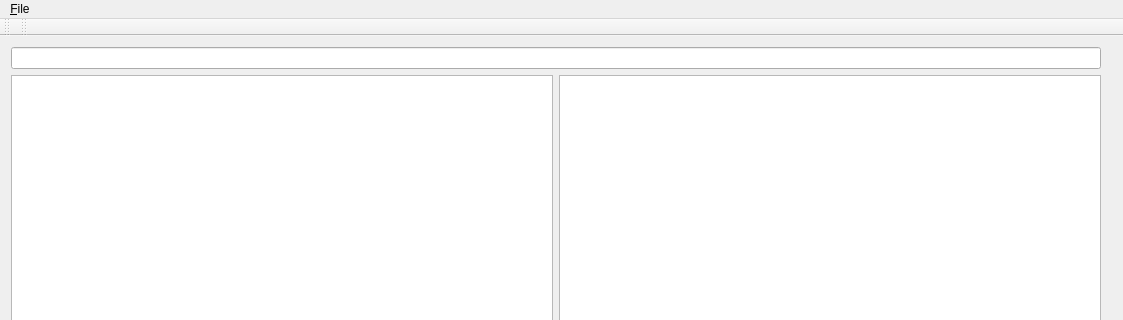
The window that src/mainwindow.ui (pbek/QOwnNotes) describes before a commit, drawn with Qt 5; both pictures show x 0 to 1123 and y 0 to 320 of the 1123 by 846 pixel window.
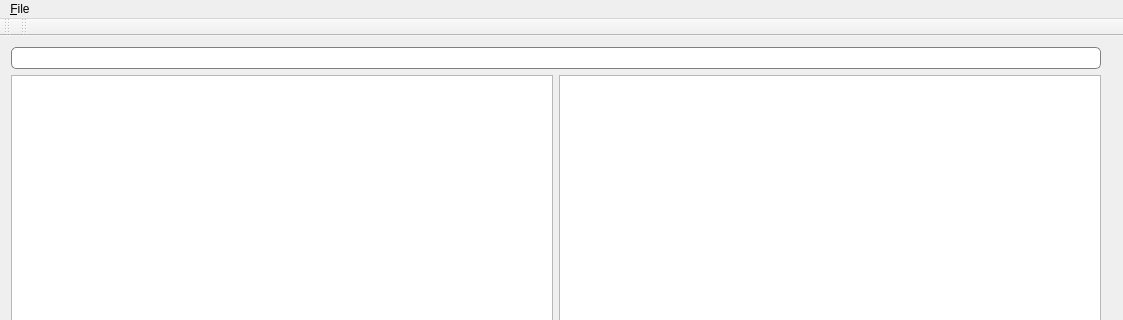
The same window after the commit. Icons and pictures are not drawn.

Commit message: added a search icon in the searchLineEdit

Patch:
```diff
--- a/src/mainwindow.ui
+++ b/src/mainwindow.ui
@@ -51,7 +51,22 @@
        <widget class="QListWidget" name="notesListWidget"/>
       </item>
       <item row="0" column="0" colspan="2">
-       <widget class="QLineEdit" name="searchLineEdit"/>
+       <widget class="QLineEdit" name="searchLineEdit">
+        <property name="toolTip">
+         <string>&lt;html&gt;&lt;head/&gt;&lt;body&gt;&lt;p&gt;search for notes or create new notes by entering text and pressing return&lt;/p&gt;&lt;/body&gt;&lt;/html&gt;</string>
+        </property>
+        <property name="styleSheet">
+         <string notr="true">QLineEdit {
+	border: 1px solid gray;
+	border-radius: 5px;
+	padding: 2px 5px 2px 25px;
+	background-image: url(:/images/search.png);
+	background-repeat: no-repeat;
+	background-position: center left;
+}
+</string>
+        </property>
+       </widget>
       </item>
      </layout>
     </item>
```
The commit also changes 4 other files.
